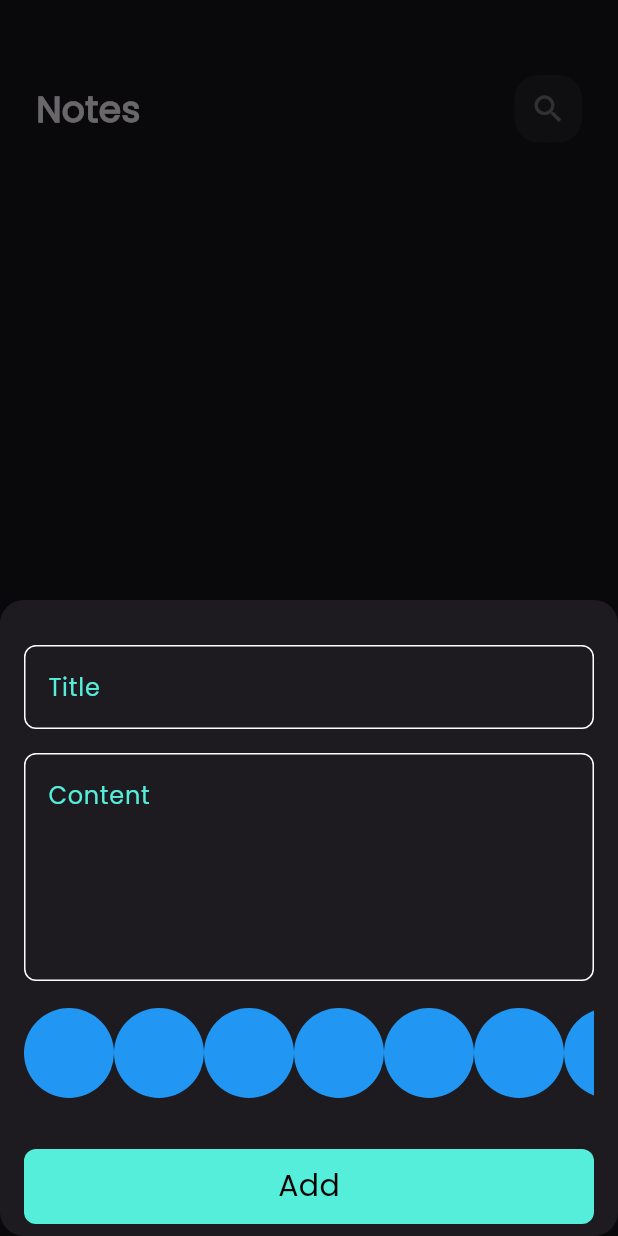
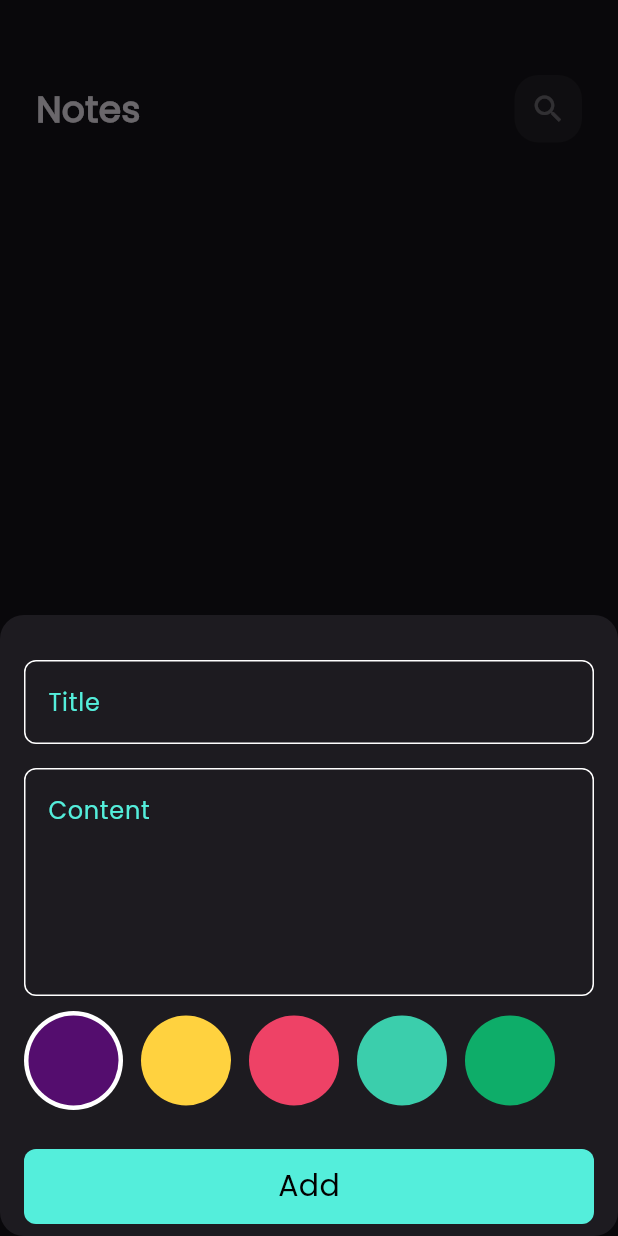
Before and after one commit to 00mkk00/note-app, a Flutter app: the screen it shows after launch, after a tap on the "add" icon, on a phone screen of 412 x 824 dp. Run offline on Flutter 3.47's test engine with Material 3 defaults, Android fonts, the phone set to English and light mode, and no system bars; our stand-ins replace date_format, flutter_bloc, hive, hive_flutter; accounts and stored records are empty.

Commit message:
create color list done

```diff
--- a/lib/widgets/color_listview.dart
+++ b/lib/widgets/color_listview.dart
@@ -1,32 +1,69 @@
 import 'package:flutter/material.dart';
 
 class ColorItem extends StatelessWidget {
-  const ColorItem({super.key});
+  const ColorItem({super.key, required this.isActive, required this.color});
+  final bool isActive;
+  final Color color;
 
   @override
   Widget build(BuildContext context) {
-    return const CircleAvatar(
-      backgroundColor: Colors.blue,
-      radius: 30,
-    );
+    return isActive
+        ? CircleAvatar(
+            radius: 33,
+            backgroundColor: Colors.white,
+            child: CircleAvatar(
+              backgroundColor: color,
+              radius: 30,
+            ),
+          )
+        : CircleAvatar(
+            backgroundColor: color,
+            radius: 30,
+          );
   }
 }
 
-class ColorItemListView extends StatelessWidget {
+class ColorItemListView extends StatefulWidget {
   const ColorItemListView({super.key});
 
+  @override
+  State<ColorItemListView> createState() => _ColorItemListViewState();
+}
+
+class _ColorItemListViewState extends State<ColorItemListView> {
+  int currentindex = 0;
+
+  List<Color> colorList = const [
+    Color(0xff540d6e),
+    Color(0xffffd23f),
+    Color(0xffee4266),
+    Color(0xff3bceac),
+    Color(0xff0ead69),
+  ];
   @override
   Widget build(BuildContext context) {
     return Padding(
       padding: const EdgeInsets.symmetric(vertical: 10),
       child: SizedBox(
-        height: 38 * 2,
+        height: 33 * 2,
         child: ListView.builder(
           itemBuilder: (context, index) {
-            return const ColorItem();
+            return GestureDetector(
+              onTap: () {
+                currentindex = index;
+                setState(() {});
+              },
+              child: Padding(
+                padding: const EdgeInsets.only(right: 12),
+                child: ColorItem(
+                  isActive: currentindex == index,
+                  color: colorList[index],
+                ),
+              ),
+            );
           },
           scrollDirection: Axis.horizontal,
-          itemCount: 10,
+          itemCount: colorList.length,
         ),
       ),
     );
```
